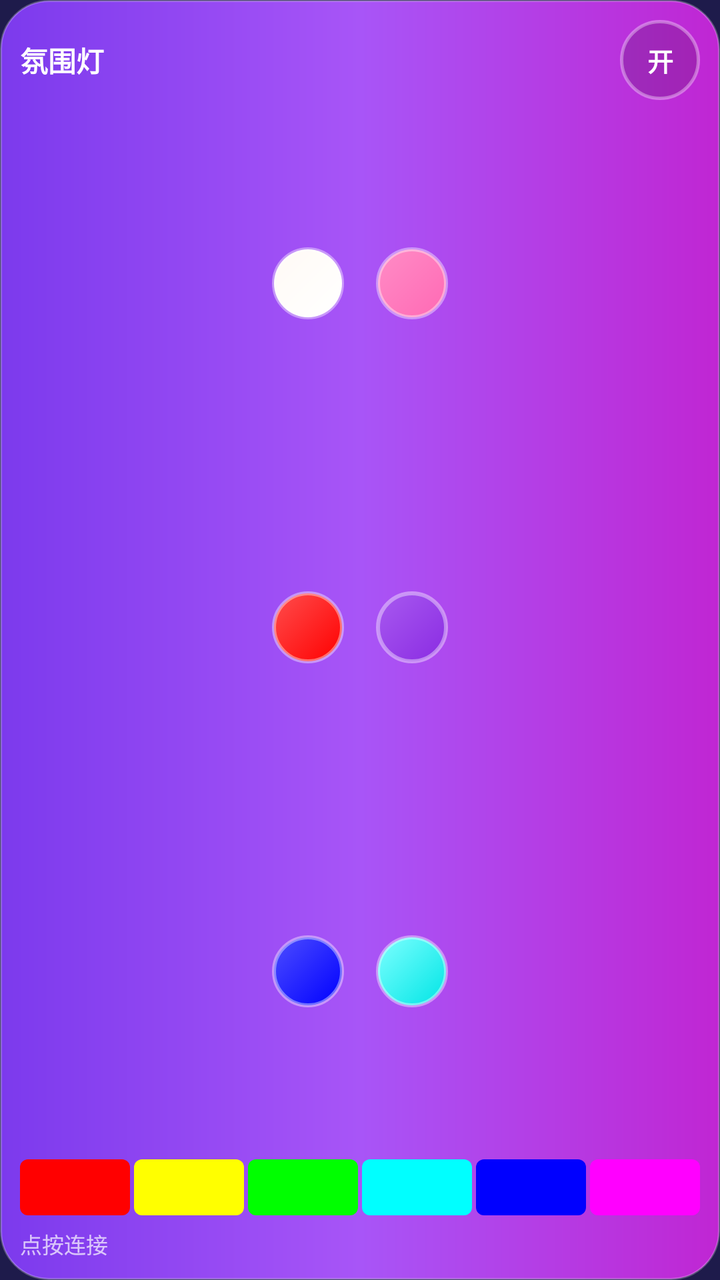
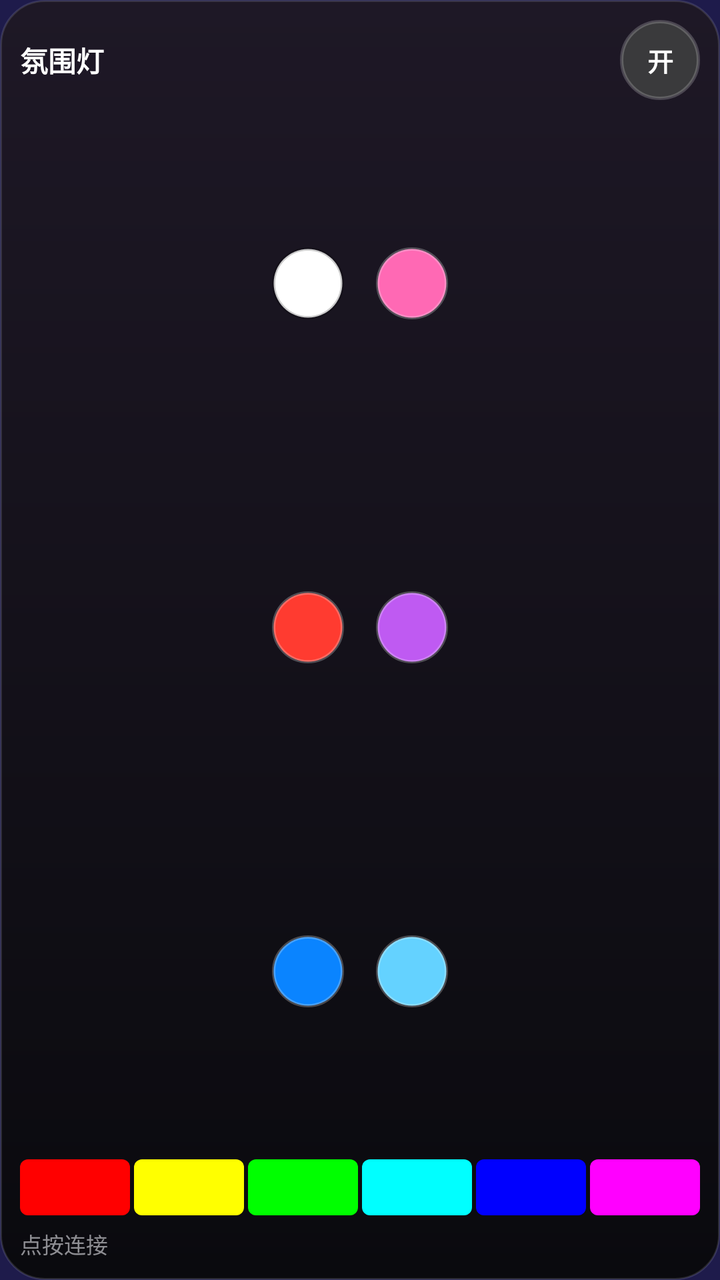

The first picture is an Android layout as it rendered before a commit; the second is the same layout after the commit. The layout source and the unified diff follow.
<!-- AndroidManifest.xml: application theme Theme.AmbientLamp -->
<!-- res/layout/widget_tall.xml -->
<?xml version="1.0" encoding="utf-8"?>
<LinearLayout xmlns:android="http://schemas.android.com/apk/res/android"
    android:id="@+id/widget_root"
    android:layout_width="match_parent"
    android:layout_height="match_parent"
    android:background="@drawable/widget_bg"
    android:orientation="vertical"
    android:paddingStart="10dp"
    android:paddingTop="10dp"
    android:paddingEnd="10dp"
    android:paddingBottom="10dp">

    
    <LinearLayout
        android:layout_width="match_parent"
        android:layout_height="wrap_content"
        android:gravity="center_vertical"
        android:orientation="horizontal">

        <TextView
            android:id="@+id/widget_title"
            android:layout_width="0dp"
            android:layout_height="wrap_content"
            android:layout_weight="1"
            android:maxLines="1"
            android:text="@string/widget_title"
            android:textColor="#FFFFFFFF"
            android:textSize="14sp"
            android:textStyle="bold" />

        <TextView
            android:id="@+id/widget_power"
            android:layout_width="40dp"
            android:layout_height="40dp"
            android:background="@drawable/widget_circle_off"
            android:gravity="center"
            android:text="@string/widget_on"
            android:textColor="#FFFFFFFF"
            android:textSize="13sp"
            android:textStyle="bold" />
    </LinearLayout>

    
    <LinearLayout
        android:layout_width="match_parent"
        android:layout_height="0dp"
        android:layout_marginTop="6dp"
        android:layout_weight="1"
        android:gravity="center"
        android:orientation="horizontal">

        <ImageButton
            android:id="@+id/widget_color_0"
            android:layout_width="36dp"
            android:layout_height="36dp"
            android:background="@drawable/widget_dot_white"
            android:contentDescription="@string/widget_color_white" />

        <ImageButton
            android:id="@+id/widget_color_1"
            android:layout_width="36dp"
            android:layout_height="36dp"
            android:layout_marginStart="16dp"
            android:background="@drawable/widget_dot_pink"
            android:contentDescription="@string/widget_color_pink" />
    </LinearLayout>

    <LinearLayout
        android:layout_width="match_parent"
        android:layout_height="0dp"
        android:layout_weight="1"
        android:gravity="center"
        android:orientation="horizontal">

        <ImageButton
            android:id="@+id/widget_color_2"
            android:layout_width="36dp"
            android:layout_height="36dp"
            android:background="@drawable/widget_dot_red"
            android:contentDescription="@string/widget_color_red" />

        <ImageButton
            android:id="@+id/widget_color_3"
            android:layout_width="36dp"
            android:layout_height="36dp"
            android:layout_marginStart="16dp"
            android:background="@drawable/widget_dot_purple"
            android:contentDescription="@string/widget_color_purple" />
    </LinearLayout>

    <LinearLayout
        android:layout_width="match_parent"
        android:layout_height="0dp"
        android:layout_weight="1"
        android:gravity="center"
        android:orientation="horizontal">

        <ImageButton
            android:id="@+id/widget_color_4"
            android:layout_width="36dp"
            android:layout_height="36dp"
            android:background="@drawable/widget_dot_blue"
            android:contentDescription="@string/widget_color_blue" />

        <ImageButton
            android:id="@+id/widget_color_5"
            android:layout_width="36dp"
            android:layout_height="36dp"
            android:layout_marginStart="16dp"
            android:background="@drawable/widget_dot_cyan"
            android:contentDescription="@string/widget_color_cyan" />
    </LinearLayout>

    
    <LinearLayout
        android:layout_width="match_parent"
        android:layout_height="28dp"
        android:layout_marginTop="8dp"
        android:orientation="horizontal">

        <ImageButton
            android:id="@+id/widget_hue_0"
            android:layout_width="0dp"
            android:layout_height="match_parent"
            android:layout_weight="1"
            android:background="@drawable/widget_hue_0"
            android:contentDescription="@string/widget_hue_red" />

        <ImageButton
            android:id="@+id/widget_hue_1"
            android:layout_width="0dp"
            android:layout_height="match_parent"
            android:layout_marginStart="2dp"
            android:layout_weight="1"
            android:background="@drawable/widget_hue_2"
            android:contentDescription="@string/widget_hue_yellow" />

        <ImageButton
            android:id="@+id/widget_hue_2"
            android:layout_width="0dp"
            android:layout_height="match_parent"
            android:layout_marginStart="2dp"
            android:layout_weight="1"
            android:background="@drawable/widget_hue_4"
            android:contentDescription="@string/widget_hue_green" />

        <ImageButton
            android:id="@+id/widget_hue_3"
            android:layout_width="0dp"
            android:layout_height="match_parent"
            android:layout_marginStart="2dp"
            android:layout_weight="1"
            android:background="@drawable/widget_hue_6"
            android:contentDescription="@string/widget_hue_cyan" />

        <ImageButton
            android:id="@+id/widget_hue_4"
            android:layout_width="0dp"
            android:layout_height="match_parent"
            android:layout_marginStart="2dp"
            android:layout_weight="1"
            android:background="@drawable/widget_hue_8"
            android:contentDescription="@string/widget_hue_blue" />

        <ImageButton
            android:id="@+id/widget_hue_5"
            android:layout_width="0dp"
            android:layout_height="match_parent"
            android:layout_marginStart="2dp"
            android:layout_weight="1"
            android:background="@drawable/widget_hue_10"
            android:contentDescription="@string/widget_hue_magenta" />
    </LinearLayout>

    <TextView
        android:id="@+id/widget_state"
        android:layout_width="match_parent"
        android:layout_height="wrap_content"
        android:layout_marginTop="6dp"
        android:maxLines="1"
        android:text="@string/widget_state_connect"
        android:textColor="#B3FFFFFF"
        android:textSize="11sp" />
</LinearLayout>
<!-- resources referenced by this layout -->
<resources>
  <!-- drawable widget_bg (drawable) -->
  <?xml version="1.0" encoding="utf-8"?>
  <shape xmlns:android="http://schemas.android.com/apk/res/android"
      android:shape="rectangle">
      <gradient
          android:angle="0"
          android:startColor="#7C3AED"
          android:centerColor="#A855F7"
          android:endColor="#C026D3"
          android:type="linear" />
      <corners android:radius="24dp" />
      <stroke
          android:width="1dp"
          android:color="#40FFFFFF" />
  </shape>
  <!-- drawable widget_circle_off (drawable) -->
  <?xml version="1.0" encoding="utf-8"?>
  <shape xmlns:android="http://schemas.android.com/apk/res/android"
      android:shape="oval">
      <solid android:color="#26000000" />
      <stroke
          android:width="1.5dp"
          android:color="#59FFFFFF" />
  </shape>
  <!-- drawable widget_dot_blue (drawable) -->
  <?xml version="1.0" encoding="utf-8"?>
  <shape xmlns:android="http://schemas.android.com/apk/res/android"
      android:shape="oval">
      <gradient
          android:angle="315"
          android:startColor="#4D4DFF"
          android:endColor="#0000FF"
          android:type="linear" />
      <stroke
          android:width="2dp"
          android:color="#66FFFFFF" />
  </shape>
  <!-- drawable widget_dot_cyan (drawable) -->
  <?xml version="1.0" encoding="utf-8"?>
  <shape xmlns:android="http://schemas.android.com/apk/res/android"
      android:shape="oval">
      <gradient
          android:angle="315"
          android:startColor="#7DFFFF"
          android:endColor="#00E5E5"
          android:type="linear" />
      <stroke
          android:width="2dp"
          android:color="#66FFFFFF" />
  </shape>
  <!-- drawable widget_dot_pink (drawable) -->
  <?xml version="1.0" encoding="utf-8"?>
  <shape xmlns:android="http://schemas.android.com/apk/res/android"
      android:shape="oval">
      <gradient
          android:angle="315"
          android:startColor="#FF8CC6"
          android:endColor="#FF69B4"
          android:type="linear" />
      <stroke
          android:width="2dp"
          android:color="#66FFFFFF" />
  </shape>
  <!-- drawable widget_dot_purple (drawable) -->
  <?xml version="1.0" encoding="utf-8"?>
  <shape xmlns:android="http://schemas.android.com/apk/res/android"
      android:shape="oval">
      <gradient
          android:angle="315"
          android:startColor="#A85AF0"
          android:endColor="#8A2BE2"
          android:type="linear" />
      <stroke
          android:width="2dp"
          android:color="#66FFFFFF" />
  </shape>
  <!-- drawable widget_dot_red (drawable) -->
  <?xml version="1.0" encoding="utf-8"?>
  <shape xmlns:android="http://schemas.android.com/apk/res/android"
      android:shape="oval">
      <gradient
          android:angle="315"
          android:startColor="#FF4D4D"
          android:endColor="#FF0000"
          android:type="linear" />
      <stroke
          android:width="2dp"
          android:color="#66FFFFFF" />
  </shape>
  <!-- drawable widget_dot_white (drawable) -->
  <?xml version="1.0" encoding="utf-8"?>
  <shape xmlns:android="http://schemas.android.com/apk/res/android"
      android:shape="oval">
      <gradient
          android:angle="315"
          android:startColor="#FFFAF5"
          android:endColor="#FFFFFF"
          android:type="linear" />
      <stroke
          android:width="2dp"
          android:color="#66FFFFFF" />
  </shape>
  <string name="widget_color_blue">蓝色</string>
  <string name="widget_color_cyan">青色</string>
  <string name="widget_color_pink">粉色</string>
  <string name="widget_color_purple">紫色</string>
  <string name="widget_color_red">红色</string>
  <string name="widget_color_white">白光</string>
  <string name="widget_hue_blue">色带 · 蓝</string>
  <string name="widget_hue_cyan">色带 · 青</string>
  <string name="widget_hue_green">色带 · 绿</string>
  <string name="widget_hue_magenta">色带 · 品红</string>
  <string name="widget_hue_red">色带 · 红</string>
  <string name="widget_hue_yellow">色带 · 黄</string>
  <string name="widget_on">开</string>
  <string name="widget_state_connect">点按连接</string>
  <string name="widget_title">氛围灯</string>
  <!-- unchanged entries left out for length: 7 -->
</resources>

<!-- the commit's change to res/layout/widget_tall.xml (unified diff, before → after) -->
@@ -179,6 +179,6 @@
         android:layout_marginTop="6dp"
         android:maxLines="1"
         android:text="@string/widget_state_connect"
-        android:textColor="#B3FFFFFF"
+        android:textColor="#8E8E93"
         android:textSize="11sp" />
 </LinearLayout>
<!-- resource entries referenced after the edit -->
@@ -5,102 +5,77 @@
   <shape xmlns:android="http://schemas.android.com/apk/res/android"
       android:shape="rectangle">
       <gradient
-          android:angle="0"
-          android:startColor="#7C3AED"
-          android:centerColor="#A855F7"
-          android:endColor="#C026D3"
+          android:angle="270"
+          android:startColor="#1E1826"
+          android:endColor="#0A0A0E"
           android:type="linear" />
-      <corners android:radius="24dp" />
+      <corners android:radius="22dp" />
       <stroke
           android:width="1dp"
-          android:color="#40FFFFFF" />
+          android:color="#1FFFFFFF" />
   </shape>
   <!-- drawable widget_circle_off (drawable) -->
   <?xml version="1.0" encoding="utf-8"?>
   <shape xmlns:android="http://schemas.android.com/apk/res/android"
       android:shape="oval">
-      <solid android:color="#26000000" />
+      <solid android:color="#3A3A3C" />
       <stroke
           android:width="1.5dp"
-          android:color="#59FFFFFF" />
+          android:color="#33FFFFFF" />
   </shape>
   <!-- drawable widget_dot_blue (drawable) -->
   <?xml version="1.0" encoding="utf-8"?>
   <shape xmlns:android="http://schemas.android.com/apk/res/android"
       android:shape="oval">
-      <gradient
-          android:angle="315"
-          android:startColor="#4D4DFF"
-          android:endColor="#0000FF"
-          android:type="linear" />
+      <solid android:color="#0A84FF" />
       <stroke
-          android:width="2dp"
-          android:color="#66FFFFFF" />
+          android:width="1.5dp"
+          android:color="#40FFFFFF" />
   </shape>
   <!-- drawable widget_dot_cyan (drawable) -->
   <?xml version="1.0" encoding="utf-8"?>
   <shape xmlns:android="http://schemas.android.com/apk/res/android"
       android:shape="oval">
-      <gradient
-          android:angle="315"
-          android:startColor="#7DFFFF"
-          android:endColor="#00E5E5"
-          android:type="linear" />
+      <solid android:color="#64D2FF" />
       <stroke
-          android:width="2dp"
-          android:color="#66FFFFFF" />
+          android:width="1.5dp"
+          android:color="#40FFFFFF" />
   </shape>
   <!-- drawable widget_dot_pink (drawable) -->
   <?xml version="1.0" encoding="utf-8"?>
   <shape xmlns:android="http://schemas.android.com/apk/res/android"
       android:shape="oval">
-      <gradient
-          android:angle="315"
-          android:startColor="#FF8CC6"
-          android:endColor="#FF69B4"
-          android:type="linear" />
+      <solid android:color="#FF69B4" />
       <stroke
-          android:width="2dp"
-          android:color="#66FFFFFF" />
+          android:width="1.5dp"
+          android:color="#40FFFFFF" />
   </shape>
   <!-- drawable widget_dot_purple (drawable) -->
   <?xml version="1.0" encoding="utf-8"?>
   <shape xmlns:android="http://schemas.android.com/apk/res/android"
       android:shape="oval">
-      <gradient
-          android:angle="315"
-          android:startColor="#A85AF0"
-          android:endColor="#8A2BE2"
-          android:type="linear" />
+      <solid android:color="#BF5AF2" />
       <stroke
-          android:width="2dp"
-          android:color="#66FFFFFF" />
+          android:width="1.5dp"
+          android:color="#40FFFFFF" />
   </shape>
   <!-- drawable widget_dot_red (drawable) -->
   <?xml version="1.0" encoding="utf-8"?>
   <shape xmlns:android="http://schemas.android.com/apk/res/android"
       android:shape="oval">
-      <gradient
-          android:angle="315"
-          android:startColor="#FF4D4D"
-          android:endColor="#FF0000"
-          android:type="linear" />
+      <solid android:color="#FF3B30" />
       <stroke
-          android:width="2dp"
-          android:color="#66FFFFFF" />
+          android:width="1.5dp"
+          android:color="#40FFFFFF" />
   </shape>
   <!-- drawable widget_dot_white (drawable) -->
   <?xml version="1.0" encoding="utf-8"?>
   <shape xmlns:android="http://schemas.android.com/apk/res/android"
       android:shape="oval">
-      <gradient
-          android:angle="315"
-          android:startColor="#FFFAF5"
-          android:endColor="#FFFFFF"
-          android:type="linear" />
+      <solid android:color="#FFFFFFFF" />
       <stroke
-          android:width="2dp"
-          android:color="#66FFFFFF" />
+          android:width="1.5dp"
+          android:color="#33000000" />
   </shape>
   <string name="widget_color_blue">蓝色</string>
   <string name="widget_color_cyan">青色</string>
